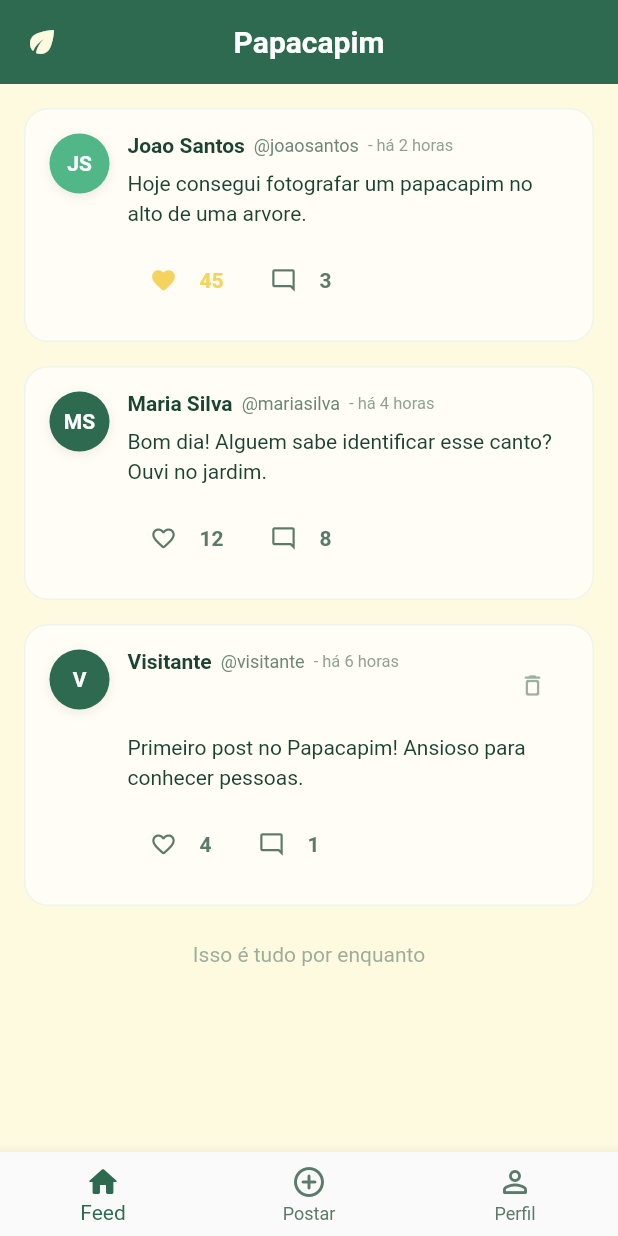
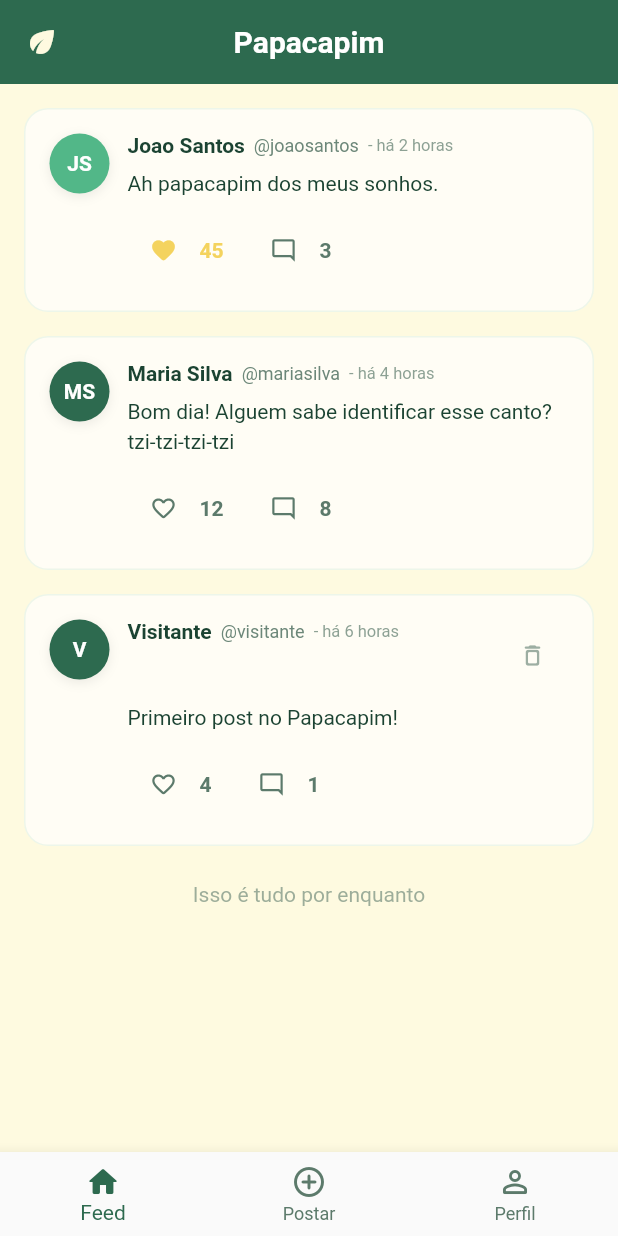
Before and after one commit to erickmjr/PapaCapim-Flutter, a Flutter app: the FeedScreen screen opened by its route, on a phone screen of 412 x 824 dp. Run offline on Flutter 3.47's test engine with Material 3 defaults, Android fonts, the phone set to English and light mode, and no system bars.

Commit message:
fix: removing unused import

```diff
--- a/lib/data/mock_data.dart
+++ b/lib/data/mock_data.dart
@@ -1,4 +1,3 @@
-import 'package:flutter/material.dart';
 import 'package:papa_capim/models/post.dart';
 import 'package:papa_capim/models/user.dart';
 import 'package:papa_capim/theme.dart';
@@ -46,7 +45,7 @@ const List<Post> POSTS = [
     id: '101',
     userId: '2',
     content:
-        'Hoje consegui fotografar um papacapim no alto de uma arvore.',
+        'Ah papacapim dos meus sonhos.',
     timestamp: 'há 2 horas',
     likes: 45,
     replies: 3,
@@ -56,7 +55,7 @@ const List<Post> POSTS = [
     id: '102',
     userId: '1',
     content:
-        'Bom dia! Alguem sabe identificar esse canto? Ouvi no jardim.',
+        'Bom dia! Alguem sabe identificar esse canto? tzi-tzi-tzi-tzi',
     timestamp: 'há 4 horas',
     likes: 12,
     replies: 8,
@@ -66,7 +65,7 @@ const List<Post> POSTS = [
     id: '103',
     userId: currentUserId,
     content:
-        'Primeiro post no Papacapim! Ansioso para conhecer pessoas.',
+        'Primeiro post no Papacapim!',
     timestamp: 'há 6 horas',
     likes: 4,
     replies: 1,
--- a/lib/screens/post.dart
+++ b/lib/screens/post.dart
@@ -58,7 +58,7 @@ class _NewPostScreenState extends State<NewPostScreen> {
                 maxLength: _maxChars,
                 maxLines: null,
                 decoration: const InputDecoration(
-                  hintText: 'O que esta acontecendo?',
+                  hintText: 'O que está acontecendo?',
                   border: InputBorder.none,
                 ),
               ),
```
